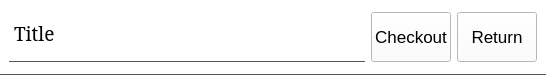
Qt form bookwidget.ui (sbadame/checkout) before a commit.
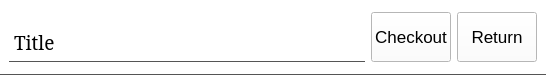
The same form after that commit.

Commit message: Align bottom

The edit to the form file:
```diff
--- a/bookwidget.ui
+++ b/bookwidget.ui
@@ -104,7 +104,7 @@
          <string>Title</string>
         </property>
         <property name="alignment">
-         <set>Qt::AlignLeading|Qt::AlignLeft|Qt::AlignTop</set>
+         <set>Qt::AlignBottom|Qt::AlignLeading|Qt::AlignLeft</set>
         </property>
         <property name="wordWrap">
          <bool>true</bool>
```
